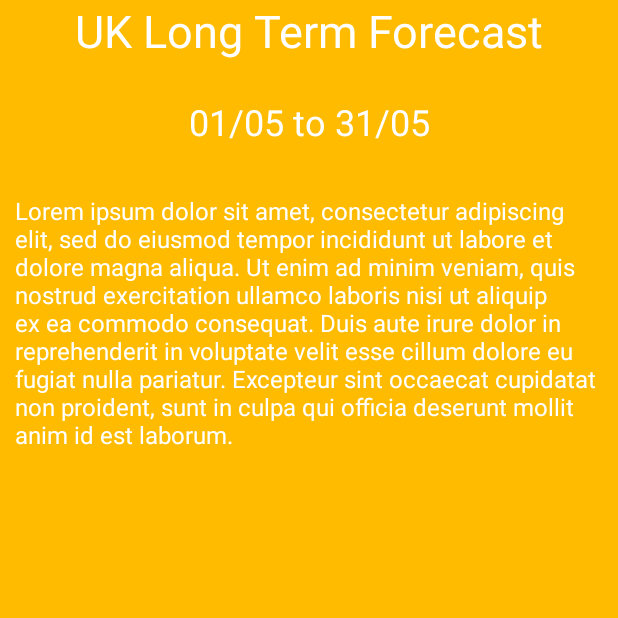
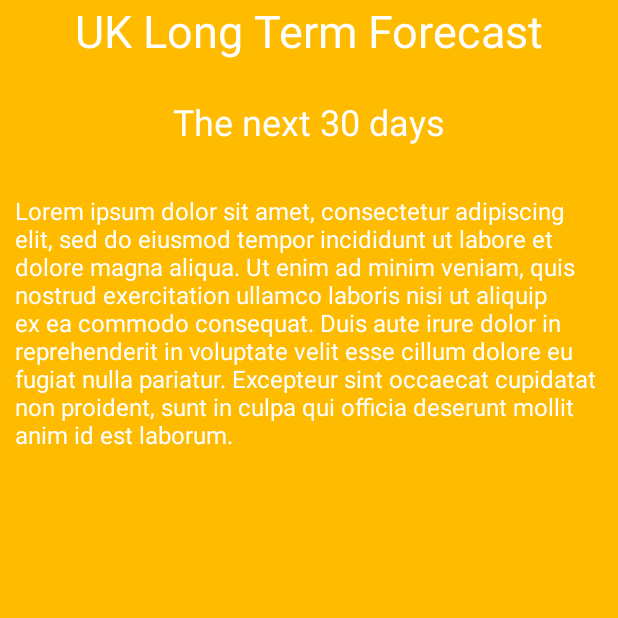
Before and after one commit to Group-51-COMP208/WeatherBroadcastApp, an Android app: the LongTermForecastActivity screen opened directly, with no data from a screen before it, on a phone screen of 412 x 824 dp, the top half of it. Run offline under Robolectric (Android 15) with nearby library versions, the phone set to English and light mode, and no system bars.

Commit message:
Replaced start time and duration on Long Term Forecast with just a single String field.

```diff
--- a/app/src/main/java/com/example/weatherbroadcastapp/LongTermForecastActivity.java
+++ b/app/src/main/java/com/example/weatherbroadcastapp/LongTermForecastActivity.java
@@ -19,10 +19,7 @@ public class LongTermForecastActivity extends AppCompatActivity {
 
         TextualForecast forecast = Services.get().getWeatherForecastService().getLongTermForecast();
         TextView periodText = findViewById(R.id.textView_longTermForecastPeriod);
-        SimpleDateFormat simpleDateFormat = new SimpleDateFormat("dd/MM");
-        periodText.setText(String.format(getString(R.string.time_period),
-                simpleDateFormat.format(forecast.startTime.getTime()),
-                simpleDateFormat.format(Utilities.addTime(forecast.startTime, forecast.duration).getTime())));
+        periodText.setText(forecast.period);
 
         TextView textBody   = findViewById(R.id.textView_longTermForecastBody);
         textBody.setText(forecast.text);
--- a/lib/src/main/java/com/example/lib/PlaceholderWeatherForecastService.java
+++ b/lib/src/main/java/com/example/lib/PlaceholderWeatherForecastService.java
@@ -53,8 +53,7 @@ public class PlaceholderWeatherForecastService implements WeatherForecastService
     @Override
     public TextualForecast getLongTermForecast() {
         TextualForecast textualForecast = new TextualForecast();
-        textualForecast.startTime = Calendar.getInstance();
-        textualForecast.duration = Duration.ofDays(30);
+        textualForecast.period = "The next 30 days";
         textualForecast.text = "Lorem ipsum dolor sit amet, consectetur adipiscing elit, sed do eiusmod tempor incididunt ut labore et dolore magna aliqua. Ut enim ad minim veniam, quis nostrud exercitation ullamco laboris nisi ut aliquip ex ea commodo consequat. Duis aute irure dolor in reprehenderit in voluptate velit esse cillum dolore eu fugiat nulla pariatur. Excepteur sint occaecat cupidatat non proident, sunt in culpa qui officia deserunt mollit anim id est laborum.";
         return textualForecast;
     }
--- a/lib/src/main/java/com/example/lib/TextualForecast.java
+++ b/lib/src/main/java/com/example/lib/TextualForecast.java
@@ -5,6 +5,5 @@ import java.util.Calendar;
 
 public class TextualForecast {
     public String text;
-    public Calendar startTime;
-    public Duration duration;
+    public String period;
 }
```
